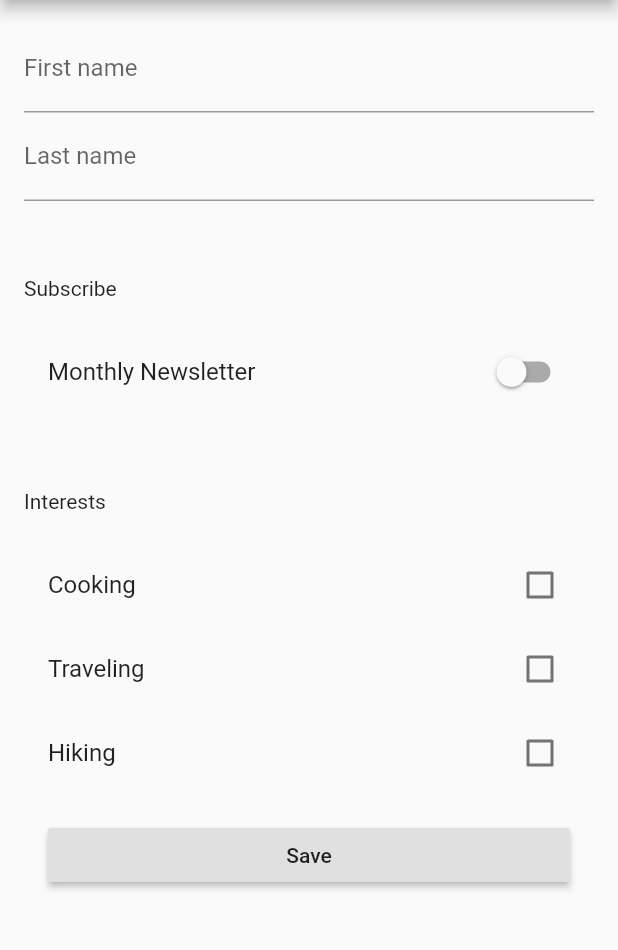
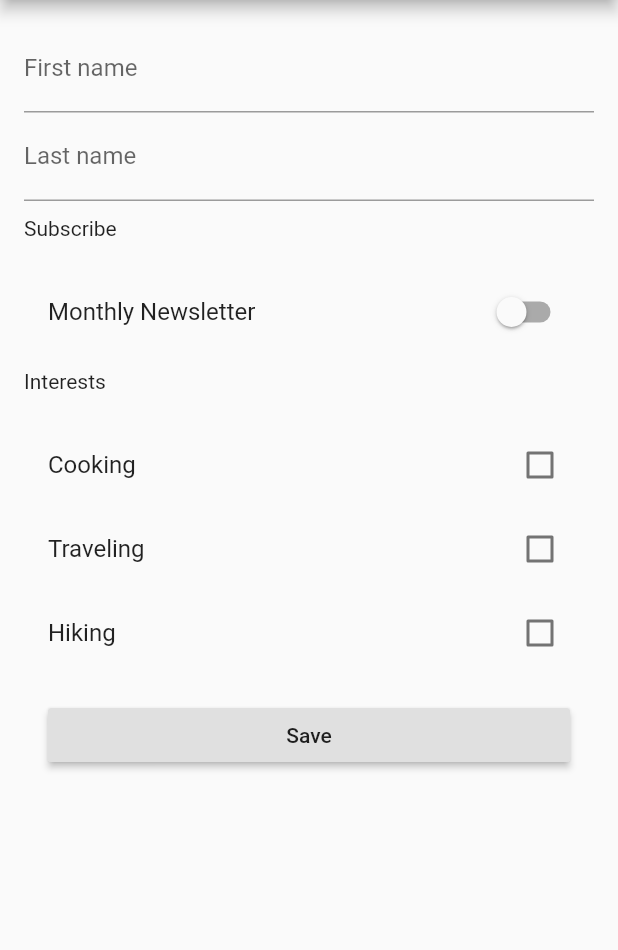
Before and after one commit to azizcse/flutter-my-profile, a Flutter app: the HomeMaterial screen opened directly, on a phone screen of 412 x 824 dp, the part 84-1034 px from its top. Run offline on Flutter 3.47's test engine with Material 2 defaults, Android fonts, the phone set to English and light mode, and no system bars.

Commit message:
key added

```diff
--- a/lib/util/flutter_key_test.dart
+++ b/lib/util/flutter_key_test.dart
@@ -45,7 +45,7 @@ class _HomeMaterialState extends State<HomeMaterial> {
                               onSaved: (val) =>
                                   setState(() => _user.lastName = val)),
                           Container(
-                            padding: const EdgeInsets.fromLTRB(0, 50, 0, 20),
+                            padding: const EdgeInsets.fromLTRB(0, 10, 0, 20),
                             child: Text('Subscribe'),
                           ),
                           SwitchListTile(
@@ -54,7 +54,7 @@ class _HomeMaterialState extends State<HomeMaterial> {
                               onChanged: (bool val) =>
                                   setState(() => _user.newsletter = val)),
                           Container(
-                            padding: const EdgeInsets.fromLTRB(0, 50, 0, 20),
+                            padding: const EdgeInsets.fromLTRB(0, 10, 0, 20),
                             child: Text('Interests'),
                           ),
                           CheckboxListTile(
```
Also changed, not shown: lib/main.dart (+10 -7 lines).
